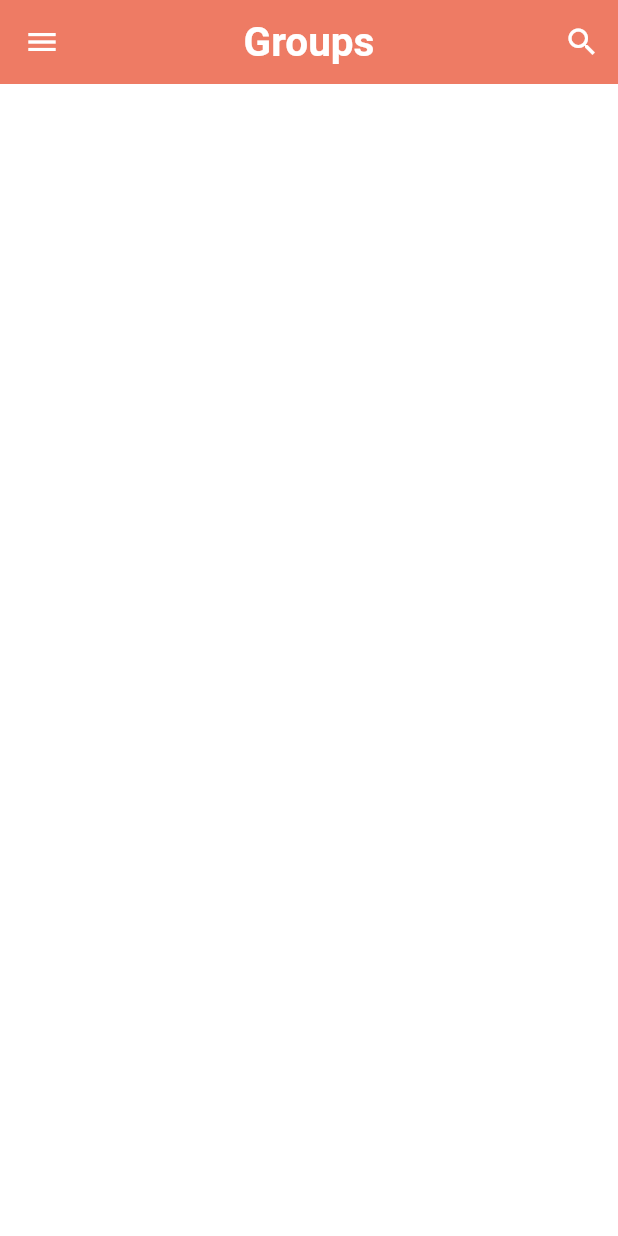
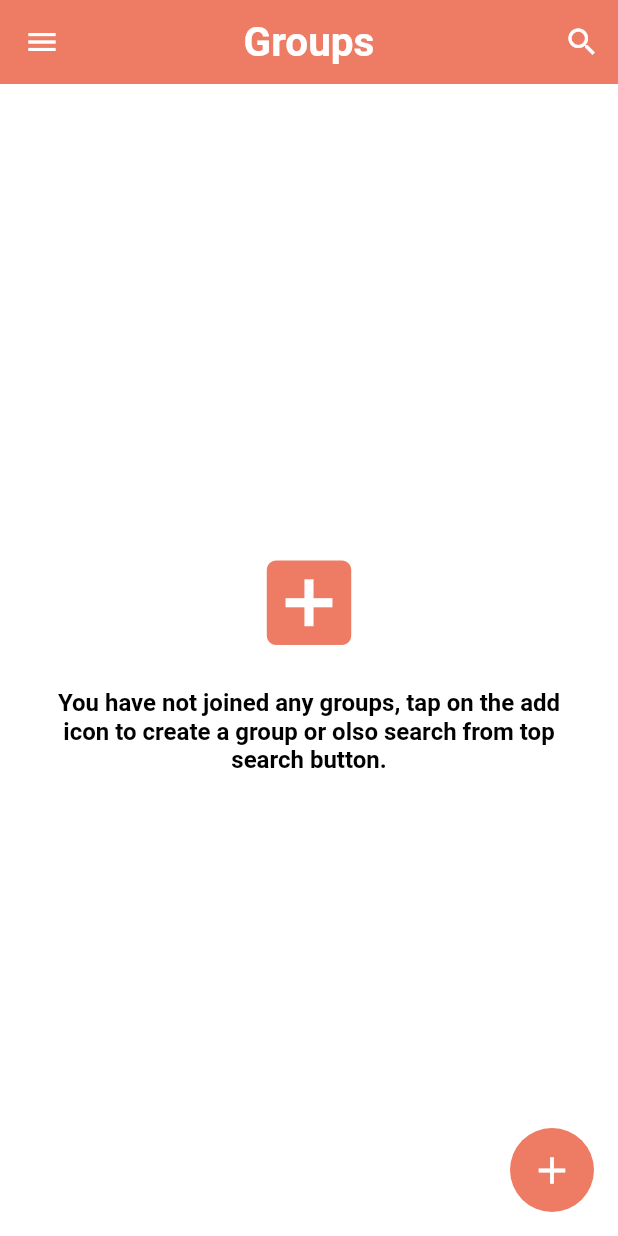
Before and after one commit to HalilMertDeveli/FirebaseChatApp, a Flutter app: the HomePage screen opened directly, on a phone screen of 412 x 824 dp. Run offline on Flutter 3.47's test engine with Material 2 defaults, Android fonts, the phone set to English and light mode, and no system bars; our stand-ins replace cloud_firestore, firebase_auth, firebase_core, shared_preferences; accounts and stored records are empty.

Commit message:
we are create a group for cheating

```diff
--- a/lib/pages/home_page.dart
+++ b/lib/pages/home_page.dart
@@ -1,9 +1,11 @@
+import 'package:firebase_auth/firebase_auth.dart';
 import 'package:flutter/material.dart';
 import 'package:flutter_firebase_chat_app/helper/helper_function.dart';
 import 'package:flutter_firebase_chat_app/pages/auth/login_page.dart';
 import 'package:flutter_firebase_chat_app/pages/profile_page.dart';
 import 'package:flutter_firebase_chat_app/pages/search_page.dart';
 import 'package:flutter_firebase_chat_app/service/auth_service.dart';
+import 'package:flutter_firebase_chat_app/service/database_service.dart';
 import 'package:flutter_firebase_chat_app/widgets/widget.dart';
 
 class HomePage extends StatefulWidget {
@@ -17,6 +19,9 @@ class _HomePageState extends State<HomePage> {
   AuthService authService = AuthService();
   String userName = "";
   String email = "";
+  Stream? group;
+  bool _isLoading = false;
+  String groupName = "";
 
   @override
   void initState() {
@@ -37,6 +42,14 @@ class _HomePageState extends State<HomePage> {
         if (value != null) {
           userName = value;
         }
+      });
+    });
+    //get to user snapshot in our stream
+    await DatabaseService(uid: FirebaseAuth.instance.currentUser!.uid)
+        .getUserGroup()
+        .then((snapshot) {
+      setState(() {
+        group = snapshot;
       });
     });
   }
@@ -84,9 +97,13 @@ class _HomePageState extends State<HomePage> {
               onTap: () {},
               selectedColor: Theme.of(context).primaryColor,
               selected: true,
-              contentPadding:
-                  const EdgeInsets.symmetric(horizontal: 20, vertical: 5,),
-              leading: const Icon(Icons.group,),
+              contentPadding: const EdgeInsets.symmetric(
+                horizontal: 20,
+                vertical: 5,
+              ),
+              leading: const Icon(
+                Icons.group,
+              ),
               title: const Text(
                 "Groups",
                 style: TextStyle(color: Colors.black),
@@ -96,12 +113,19 @@ class _HomePageState extends State<HomePage> {
               onTap: () {
                 nextScreen(
                   context,
-                   ProfilePage(userName:userName,email:email,),
+                  ProfilePage(
+                    userName: userName,
+                    email: email,
+                  ),
                 );
               },
-              contentPadding:
-                  const EdgeInsets.symmetric(horizontal: 20, vertical: 5,),
-              leading: const Icon(Icons.hub,),
+              contentPadding: const EdgeInsets.symmetric(
+                horizontal: 20,
+                vertical: 5,
+              ),
+              leading: const Icon(
+                Icons.hub,
+              ),
               title: const Text(
                 "Profile",
                 style: TextStyle(color: Colors.black),
@@ -155,6 +179,170 @@ class _HomePageState extends State<HomePage> {
           ],
         ),
       ),
+      body: groupList(),
+      floatingActionButton: FloatingActionButton(
+        onPressed: () {
+          popUpDialog(context);
+        },
+        elevation: 0,
+        backgroundColor: Theme.of(context).primaryColor,
+        child: Icon(
+          Icons.add,
+          color: Colors.white,
+          size: 30,
+        ),
+      ),
+    );
+  }
+
+  void popUpDialog(BuildContext context) {
+    showDialog(
+      barrierDismissible: false,
+      context: context,
+      builder: (BuildContext context) {
+        return AlertDialog(
+          title: const Text(
+            "Create a group",
+            textAlign: TextAlign.left,
+          ),
+          content: Column(
+            mainAxisSize: MainAxisSize.min,
+            children: [
+              _isLoading == true
+                  ? Center(
+                      child: CircularProgressIndicator(
+                        color: Theme.of(context).primaryColor,
+                      ),
+                    )
+                  : TextField(
+                      onChanged: (inputValue) {
+                        setState(() {
+                          groupName = inputValue;
+                        });
+                      },
+                      style: TextStyle(
+                        color: Colors.black,
+                        fontWeight: FontWeight.bold,
+                      ),
+                      decoration: InputDecoration(
+                        enabledBorder: OutlineInputBorder(
+                          borderSide:
+                              BorderSide(color: Theme.of(context).primaryColor),
+                          borderRadius: BorderRadius.circular(49),
+                        ),
+                        errorBorder: OutlineInputBorder(
+                          borderSide: BorderSide(
+                            color: Colors.red,
+                          ),
+                          borderRadius: BorderRadius.circular(49),
+                        ),
+                        focusedBorder: OutlineInputBorder(
+                          borderSide:
+                              BorderSide(color: Theme.of(context).primaryColor),
+                          borderRadius: BorderRadius.circular(49),
+                        ),
+                      ),
+                    ),
+            ],
+          ),
+          actions: [
+            ElevatedButton(
+              onPressed: () {
+                Navigator.of(context).pop();
+              },
+              child: const Text(
+                "CANCEL",
+              ),
+              style: ElevatedButton.styleFrom(
+                backgroundColor: Theme.of(context).primaryColor,
+              ),
+            ),
+            ElevatedButton(
+              onPressed: () {
+                if (groupName != "") {
+                  setState(() {
+                    _isLoading = true;
+                  });
+                  DatabaseService(uid: FirebaseAuth.instance.currentUser!.uid)
+                      .createGroup(userName,
+                          FirebaseAuth.instance.currentUser!.uid, groupName)
+                      .whenComplete(() {
+                    setState(() {
+                      _isLoading = false;
+                    });
+                  });
+                  Navigator.of(context).pop();
+                  showSnackBar(
+                      context, Colors.green, "Group created succesfully");
+                }
+              },
+              child: const Text(
+                "CREATE",
+              ),
+              style: ElevatedButton.styleFrom(
+                  backgroundColor: Theme.of(context).primaryColor),
+            )
+          ],
+        );
+      },
+    );
+  }
+
+  groupList() {
+    return StreamBuilder(
+      stream: group,
+      builder: (BuildContext context, AsyncSnapshot snapshot) {
+        //make some checks
+
+        if (snapshot.hasData) {
+          if (snapshot.data['groups'] != null) {
+            if (snapshot.data['groups'].length != 0) {
+              return Text("Hello");
+            } else {
+              return noGroupWidget();
+            }
+          } else {
+            return noGroupWidget();
+          }
+        } else {
+          return Center(
+            child: CircularProgressIndicator(
+                color: Theme.of(context).primaryColor),
+          );
+        }
+      },
+    );
+  }
+
+  noGroupWidget() {
+    return Container(
+      padding: const EdgeInsets.symmetric(horizontal: 25),
+      child: Column(
+        mainAxisAlignment: MainAxisAlignment.center,
+        crossAxisAlignment: CrossAxisAlignment.center,
+        children: [
+          GestureDetector(
+            onTap: () {
+              popUpDialog(context);
+            },
+            child: Icon(
+              Icons.add_box,
+              color: Theme.of(context).primaryColor,
+              size: 75,
+            ),
+          ),
+          SizedBox(height: 20),
+          Text(
+            "You have not joined any groups, tap on the add icon to create a group or olso search from top search button.",
+            textAlign: TextAlign.center,
+            style: TextStyle(
+              color: Colors.black,
+              fontWeight: FontWeight.bold,
+              fontSize: 16,
+            ),
+          ),
+        ],
+      ),
     );
   }
 }
```
Also changed, not shown: lib/service/database_service.dart (+42 -11 lines).
